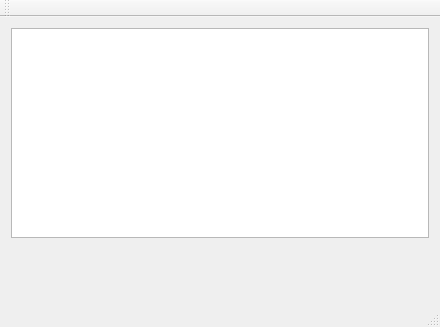
This is mainwindow.ui in TediumRemedy/TediumRemedy as Qt 5 draws it before an edit. The edited form follows.
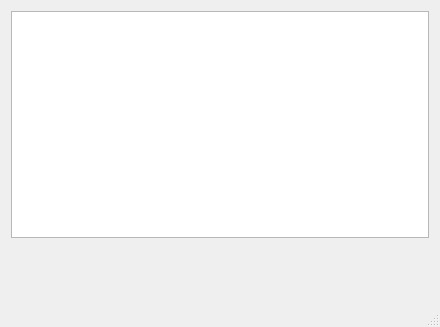
This is the edited form. Custom widgets are drawn as their Qt base class.

Patch:
```diff
--- a/mainwindow.ui
+++ b/mainwindow.ui
@@ -59,14 +59,6 @@
     </rect>
    </property>
   </widget>
-  <widget class="QToolBar" name="mainToolBar">
-   <attribute name="toolBarArea">
-    <enum>TopToolBarArea</enum>
-   </attribute>
-   <attribute name="toolBarBreak">
-    <bool>false</bool>
-   </attribute>
-  </widget>
   <widget class="QStatusBar" name="statusBar"/>
  </widget>
  <layoutdefault spacing="6" margin="11"/>
```
Left out of the diff: 2 changed lines with no effect on the pictures.
